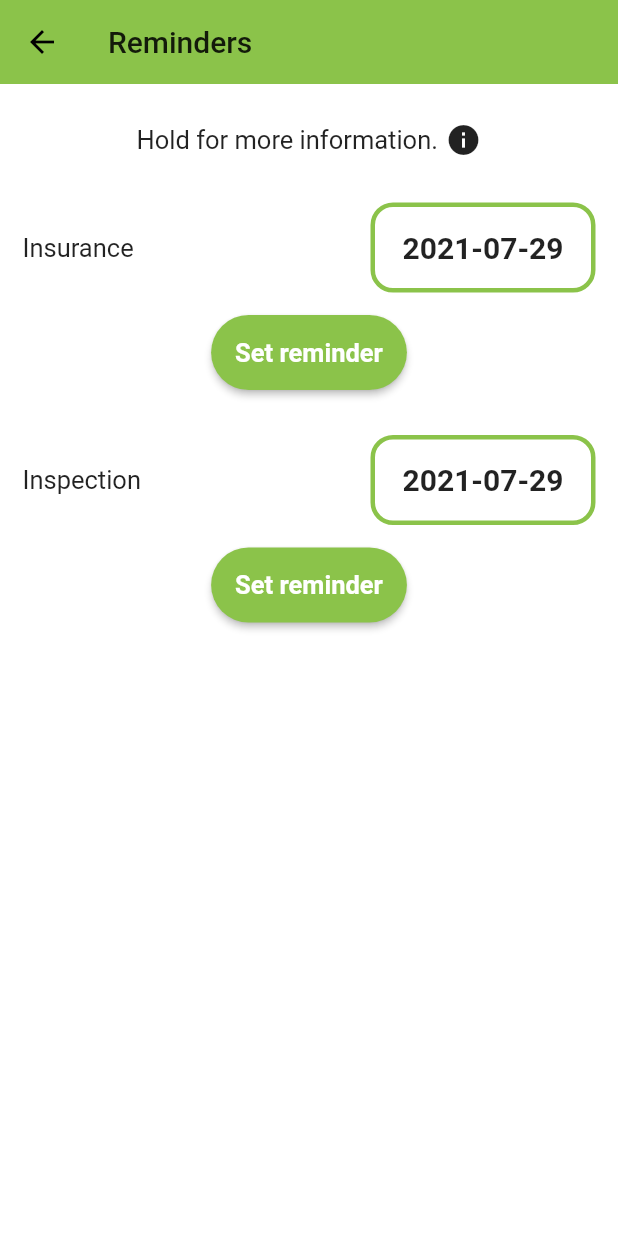
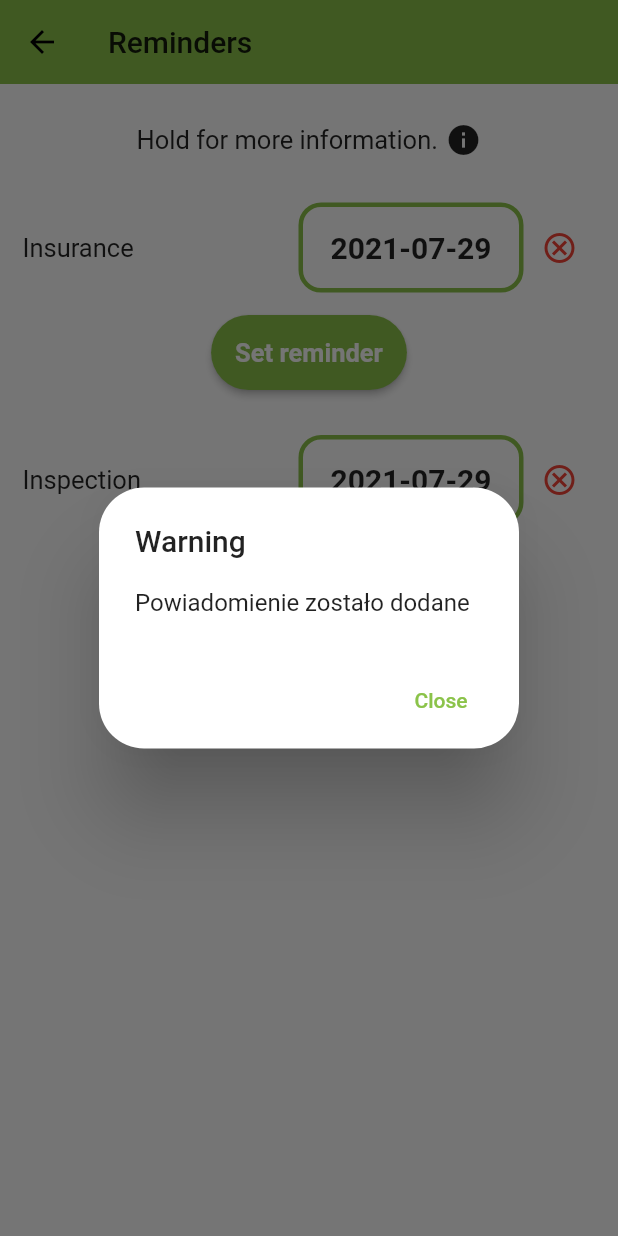
Before and after one commit to Shriz07/Fuel-tracker, a Flutter app: the CarNotifications screen opened directly, after a tap on "Set reminder", on a phone screen of 412 x 824 dp. Run offline on Flutter 3.47's test engine with Material 2 defaults, Android fonts, the phone set to English and light mode, and no system bars; our stand-ins replace cloud_firestore, firebase_auth, firebase_core, flutter_local_notifications, flutter_rating_bar, geolocator and 2 more; missing offline and left inert: time_ago_provider; accounts and stored records are empty; network calls fail.

Commit message:
Added popup when notification was set

```diff
--- a/lib/Screens/Car_Notifications/carNotifications.dart
+++ b/lib/Screens/Car_Notifications/carNotifications.dart
@@ -2,6 +2,7 @@ import 'package:firebase_auth/firebase_auth.dart';
 import 'package:flutter/material.dart';
 import 'package:flutter_local_notifications/flutter_local_notifications.dart';
 import 'package:fuel_tracker/Screens/Car_Notifications/carNotification.dart';
+import 'package:fuel_tracker/Widgets/popupDialog.dart';
 import 'package:fuel_tracker/l10n/app_localizations.dart';
 import 'package:fuel_tracker/main.dart';
 import 'package:fuel_tracker/services/firestore_services/firestoreDB.dart';
@@ -138,6 +139,13 @@ class _CarNotificationsState extends State<CarNotifications> {
                   ),
                 ),
               ),
+              IconButton(
+                onPressed: () {},
+                icon: Icon(
+                  Icons.cancel_outlined,
+                  color: Colors.red,
+                ),
+              ),
             ],
           ),
         ),
@@ -159,6 +167,13 @@ class _CarNotificationsState extends State<CarNotifications> {
           for (final n in carNotifications) {
             await _db.addNotification(n);
           }
+          await showDialog(
+              context: context,
+              builder: (BuildContext context) => PopupDialog(
+                    title: t!.petrolMapWarningTitle,
+                    message: 'Powiadomienie zostało dodane',
+                    close: t.petrolMapWarningClose,
+                  ));
         },
         height: 50,
         color: Theme.of(context).primaryColor,
```
